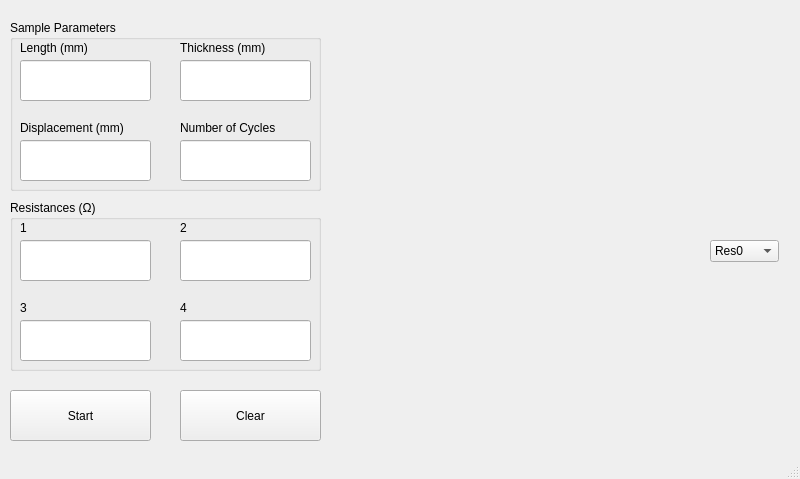
The window that GUI/mainwindow.ui (Chunggkeys/CapstoneProject) describes before a commit, drawn with Qt 5.
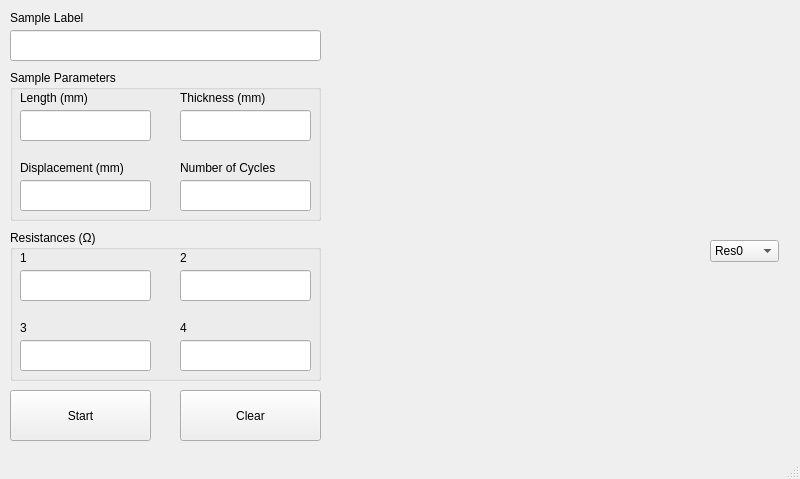
The same window after the commit. Custom widgets are drawn as their Qt base class.

Commit message: added sample label input field

```diff
--- a/GUI/mainwindow.ui
+++ b/GUI/mainwindow.ui
@@ -18,9 +18,9 @@
     <property name="geometry">
      <rect>
       <x>10</x>
-      <y>20</y>
+      <y>70</y>
       <width>311</width>
-      <height>171</height>
+      <height>151</height>
      </rect>
     </property>
     <property name="title">
@@ -32,7 +32,7 @@
        <x>10</x>
        <y>40</y>
        <width>131</width>
-       <height>41</height>
+       <height>31</height>
       </rect>
      </property>
     </widget>
@@ -42,7 +42,7 @@
        <x>170</x>
        <y>40</y>
        <width>131</width>
-       <height>41</height>
+       <height>31</height>
       </rect>
      </property>
     </widget>
@@ -76,7 +76,7 @@
      <property name="geometry">
       <rect>
        <x>10</x>
-       <y>100</y>
+       <y>90</y>
        <width>131</width>
        <height>16</height>
       </rect>
@@ -89,9 +89,9 @@
      <property name="geometry">
       <rect>
        <x>10</x>
-       <y>120</y>
+       <y>110</y>
        <width>131</width>
-       <height>41</height>
+       <height>31</height>
       </rect>
      </property>
     </widget>
@@ -99,7 +99,7 @@
      <property name="geometry">
       <rect>
        <x>170</x>
-       <y>100</y>
+       <y>90</y>
        <width>131</width>
        <height>16</height>
       </rect>
@@ -112,9 +112,9 @@
      <property name="geometry">
       <rect>
        <x>170</x>
-       <y>120</y>
+       <y>110</y>
        <width>131</width>
-       <height>41</height>
+       <height>31</height>
       </rect>
      </property>
     </widget>
@@ -123,9 +123,9 @@
     <property name="geometry">
      <rect>
       <x>10</x>
-      <y>200</y>
+      <y>230</y>
       <width>311</width>
-      <height>171</height>
+      <height>151</height>
      </rect>
     </property>
     <property name="title">
@@ -137,7 +137,7 @@
        <x>10</x>
        <y>40</y>
        <width>131</width>
-       <height>41</height>
+       <height>31</height>
       </rect>
      </property>
     </widget>
@@ -147,7 +147,7 @@
        <x>170</x>
        <y>40</y>
        <width>131</width>
-       <height>41</height>
+       <height>31</height>
       </rect>
      </property>
     </widget>
@@ -155,9 +155,9 @@
      <property name="geometry">
       <rect>
        <x>10</x>
-       <y>120</y>
+       <y>110</y>
        <width>131</width>
-       <height>41</height>
+       <height>31</height>
       </rect>
      </property>
     </widget>
@@ -165,9 +165,9 @@
      <property name="geometry">
       <rect>
        <x>170</x>
-       <y>120</y>
+       <y>110</y>
        <width>131</width>
-       <height>41</height>
+       <height>31</height>
       </rect>
      </property>
     </widget>
@@ -201,7 +201,7 @@
      <property name="geometry">
       <rect>
        <x>10</x>
-       <y>100</y>
+       <y>90</y>
        <width>131</width>
        <height>16</height>
       </rect>
@@ -214,7 +214,7 @@
      <property name="geometry">
       <rect>
        <x>170</x>
-       <y>100</y>
+       <y>90</y>
        <width>131</width>
        <height>16</height>
       </rect>
@@ -306,6 +306,37 @@
      </item>
     </widget>
    </widget>
+   <widget class="QLineEdit" name="input_sLabel">
+    <property name="geometry">
+     <rect>
+      <x>10</x>
+      <y>30</y>
+      <width>311</width>
+      <height>31</height>
+     </rect>
+    </property>
+   </widget>
+   <widget class="QLabel" name="label_sLabel">
+    <property name="geometry">
+     <rect>
+      <x>10</x>
+      <y>10</y>
+      <width>121</width>
+      <height>16</height>
+     </rect>
+    </property>
+    <property name="text">
+     <string>Sample Label</string>
+    </property>
+   </widget>
+   <zorder>SPgroupBox</zorder>
+   <zorder>PTTgroupBox</zorder>
+   <zorder>btn_start</zorder>
+   <zorder>btn_clear</zorder>
+   <zorder>graph_pos</zorder>
+   <zorder>graph_resist</zorder>
+   <zorder>label_sLabel</zorder>
+   <zorder>input_sLabel</zorder>
   </widget>
   <widget class="QMenuBar" name="menubar">
    <property name="geometry">
```
Left out of the diff: 14 changed lines with no effect on the pictures. The commit also changes 1 other file.
